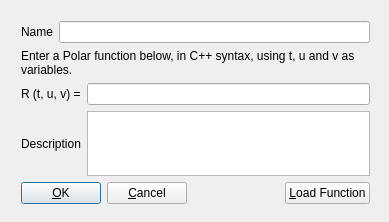
The window that src/UI/PolarDialog.ui (lene/HyperspaceExplorer) describes before a commit, drawn with Qt 5.
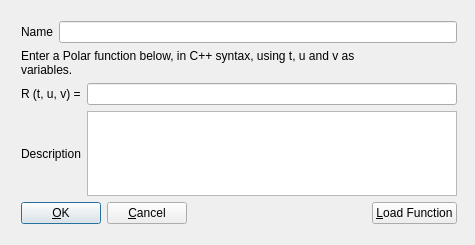
The same window after the commit.

The edit to the form file:
```diff
--- a/src/UI/PolarDialog.ui
+++ b/src/UI/PolarDialog.ui
@@ -5,20 +5,20 @@
    <rect>
     <x>0</x>
     <y>0</y>
-    <width>389</width>
-    <height>222</height>
+    <width>475</width>
+    <height>245</height>
    </rect>
   </property>
   <property name="windowTitle" >
    <string>Enter a polar function</string>
   </property>
-  <widget class="QWidget" name="" >
+  <widget class="QWidget" name="layoutWidget" >
    <property name="geometry" >
     <rect>
      <x>10</x>
      <y>10</y>
-     <width>371</width>
-     <height>205</height>
+     <width>458</width>
+     <height>225</height>
     </rect>
    </property>
    <layout class="QVBoxLayout" >
```
Left out of the diff: 4 changed lines with no effect on the pictures.
